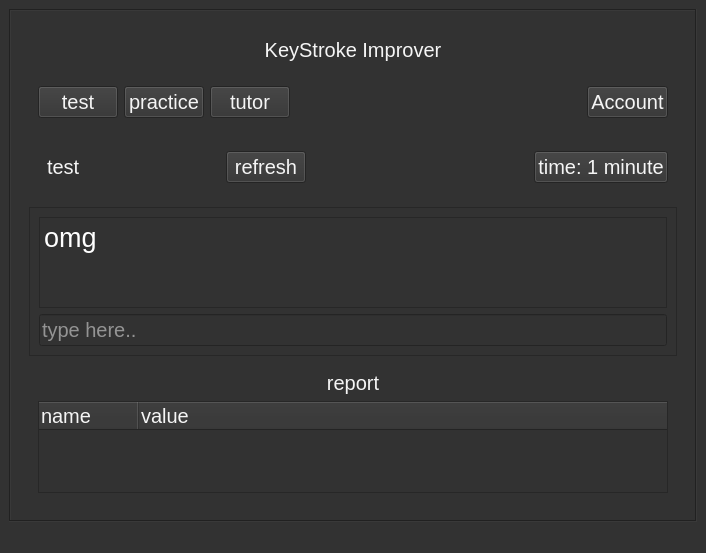
First picture: the form in home.ui, repository Prakash5209/typing_tutor, before the edit.
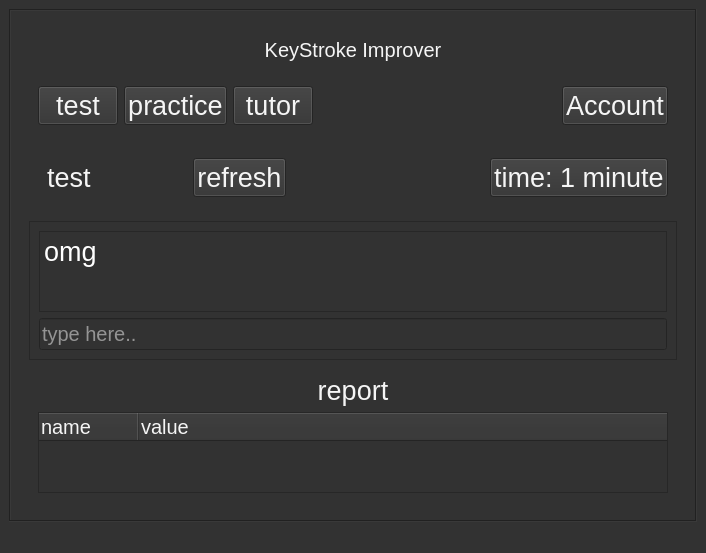
Second picture: the form after the edit.

```diff
--- a/home.ui
+++ b/home.ui
@@ -123,7 +123,7 @@
                   <widget class="QLabel" name="label_2">
                    <property name="font">
                     <font>
-                     <pointsize>15</pointsize>
+                     <pointsize>20</pointsize>
                     </font>
                    </property>
                    <property name="styleSheet">
@@ -156,7 +156,7 @@
                   <widget class="QPushButton" name="test_refresh_button">
                    <property name="font">
                     <font>
-                     <pointsize>15</pointsize>
+                     <pointsize>20</pointsize>
                     </font>
                    </property>
                    <property name="styleSheet">
@@ -192,7 +192,7 @@
                <widget class="QPushButton" name="time_button">
                 <property name="font">
                  <font>
-                  <pointsize>15</pointsize>
+                  <pointsize>20</pointsize>
                  </font>
                 </property>
                 <property name="styleSheet">
@@ -332,7 +332,7 @@
                <widget class="QPushButton" name="pushButton">
                 <property name="font">
                  <font>
-                  <pointsize>15</pointsize>
+                  <pointsize>20</pointsize>
                  </font>
                 </property>
                 <property name="styleSheet">
@@ -350,7 +350,7 @@
                <widget class="QPushButton" name="practice_button">
                 <property name="font">
                  <font>
-                  <pointsize>15</pointsize>
+                  <pointsize>20</pointsize>
                  </font>
                 </property>
                 <property name="styleSheet">
@@ -365,7 +365,7 @@
                <widget class="QPushButton" name="pushButton_3">
                 <property name="font">
                  <font>
-                  <pointsize>15</pointsize>
+                  <pointsize>20</pointsize>
                  </font>
                 </property>
                 <property name="styleSheet">
@@ -398,7 +398,7 @@
                <widget class="QPushButton" name="account_btn">
                 <property name="font">
                  <font>
-                  <pointsize>15</pointsize>
+                  <pointsize>20</pointsize>
                  </font>
                 </property>
                 <property name="styleSheet">
@@ -430,8 +430,8 @@
                <rect>
                 <x>0</x>
                 <y>0</y>
-                <width>648</width>
-                <height>131</height>
+                <width>634</width>
+                <height>126</height>
                </rect>
               </property>
               <layout class="QVBoxLayout" name="verticalLayout_2">
@@ -439,7 +439,7 @@
                 <widget class="QLabel" name="label_4">
                  <property name="font">
                   <font>
-                   <pointsize>15</pointsize>
+                   <pointsize>20</pointsize>
                   </font>
                  </property>
                  <property name="styleSheet">
```
